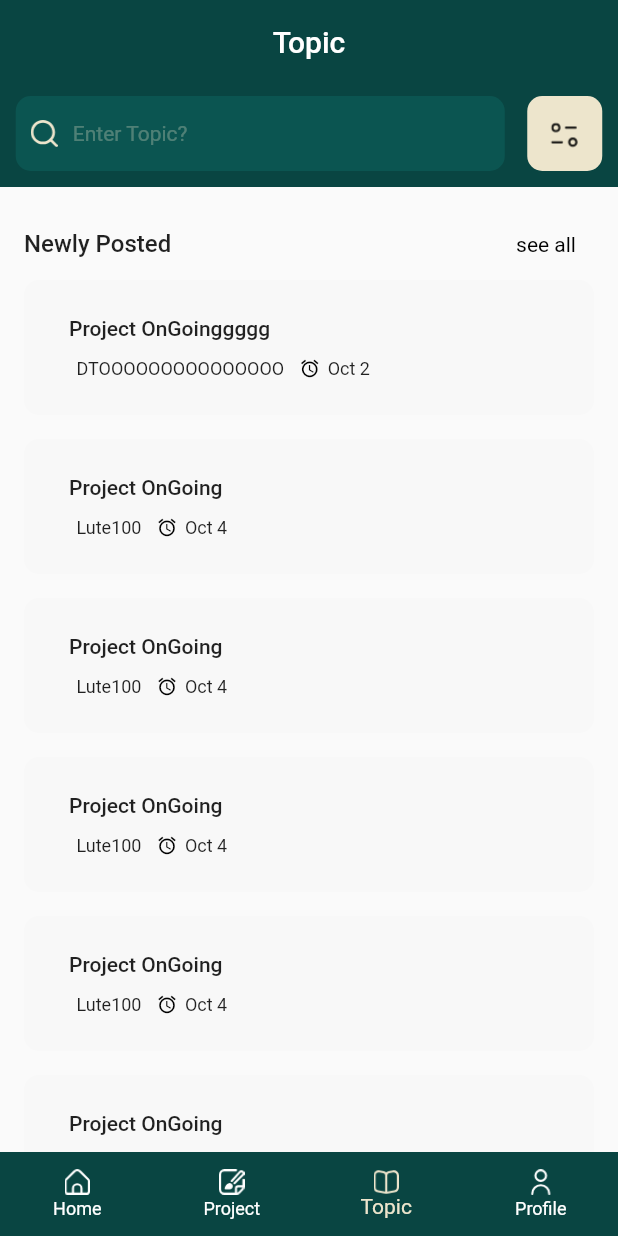
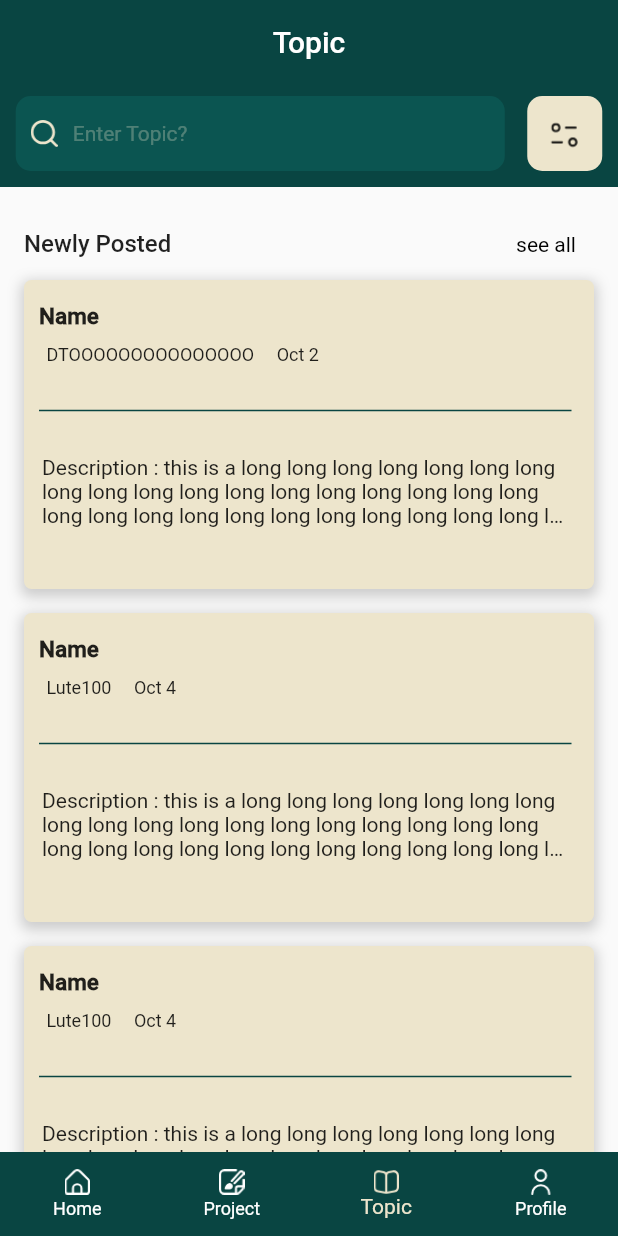
Before and after one commit to DTO-team/mobile, a Flutter app: the screen it shows after launch, item 3 of the bottom bar chosen, on a phone screen of 412 x 824 dp. Run offline on Flutter 3.47's test engine with Material 2 defaults, Android fonts, the phone set to English and light mode, and no system bars; our stand-ins replace flutter_spinkit, flutter_svg, flutter_svg_provider; missing offline and left inert: amplify_auth_cognito, amplify_flutter; network calls fail; Roboto replaces fonts that are missing (inter).

Commit message:
update topic card

```diff
--- a/lib/screen/main/topic_page.dart
+++ b/lib/screen/main/topic_page.dart
@@ -132,7 +132,6 @@ class _TopicPageState extends State<TopicPage> {
       ),
       body: ListView(
         shrinkWrap: true,
-        physics: const BouncingScrollPhysics(),
         children: [
           // Section 1 - Featured Recipe - Wrapper
           Stack(
--- /dev/null
+++ b/lib/widget/topic_page/detail_topic_card.dart
@@ -0,0 +1,14 @@
+import 'package:flutter/material.dart';
+class DetailTopicCard extends StatefulWidget {
+  const DetailTopicCard({Key? key}) : super(key: key);
+
+  @override
+  State<DetailTopicCard> createState() => _DetailTopicCardState();
+}
+
+class _DetailTopicCardState extends State<DetailTopicCard> {
+  @override
+  Widget build(BuildContext context) {
+    return Container();
+  }
+}
--- a/lib/widget/topic_page/topic_card.dart
+++ b/lib/widget/topic_page/topic_card.dart
@@ -11,64 +11,70 @@ class TopicCard extends StatelessWidget {
   @override
   Widget build(BuildContext context) {
     return GestureDetector(
-      onTap: () {},
+      onTap: () {
+      },
       child: Container(
-        height: 90,
-        padding: const EdgeInsets.all(10),
+        height: MediaQuery.of(context).size.height/4,
+        padding: EdgeInsets.fromLTRB(0, 5,5, 0),
         decoration: BoxDecoration(
-          color: AppColor.whiteSoft,
-          borderRadius: BorderRadius.circular(10),
+            boxShadow: [
+              BoxShadow(
+                color: Colors.grey.withOpacity(0.5),
+                spreadRadius: 2,
+                blurRadius: 7,
+                offset: Offset(0, 3), // changes position of shadow
               ),
-        child: Row(
-          children: [
-            // Recipe Info
-            Expanded(
+            ],
+            color: AppColor.secondary,
+            borderRadius: BorderRadius.circular(5)
+        ),
         child: Container(
-                margin: const EdgeInsets.only(left: 10),
-                padding: const EdgeInsets.symmetric(horizontal: 10),
+          margin: EdgeInsets.all(10),
           child: Column(
-                  mainAxisAlignment: MainAxisAlignment.center,
+            mainAxisAlignment: MainAxisAlignment.start,
             crossAxisAlignment: CrossAxisAlignment.start,
             children: [
               // Recipe title
+              Text(
+                'Name',
+                style: TextStyle(fontWeight: FontWeight.w700, fontSize: 15),
+              ),
+              Padding(padding: EdgeInsets.only(top: 10)),
+              Row(
+                mainAxisAlignment: MainAxisAlignment.start,
+                children: [
                   Container(
-                      margin: const EdgeInsets.only(bottom: 12),
+                    margin: EdgeInsets.only(left: 5),
                     child: Text(
-                        feed.topic,
-                        style: const TextStyle(
-                            fontWeight: FontWeight.w600, fontFamily: 'inter'),
+                      feed.team,
+                      style: TextStyle(fontSize: 12),
                     ),
                   ),
-                    // Recipe Calories and Time
-                    Row(
-                      children: [
+                  SizedBox(
+                    width: 10,
+                  ),
                   Container(
-                          margin: const EdgeInsets.only(left: 5),
+                    margin: EdgeInsets.only(left: 5),
                     child: Text(
-                            feed.team,
-                            style: const TextStyle(fontSize: 12),
+                      feed.tweetedAt,
+                      style: TextStyle(fontSize: 12),
                     ),
                   ),
-                        const SizedBox(width: 10),
-                        const Icon(
-                          Icons.alarm,
-                          size: 14,
-                          color: Colors.black,
+
+                ],
               ),
+              Divider(thickness: 1, color: AppColor.primary,height: 60,),
               Container(
-                          margin: const EdgeInsets.only(left: 5),
-                          child: Text(
-                            feed.tweetedAt,
-                            style: const TextStyle(fontSize: 12),
+                padding: EdgeInsets.fromLTRB(2, 0, 2, 2),
+                child: Center(
+                  child: Text('Description : this is a long long long long long long long long long long long long long long long long long long long long long long long long long long long long long long long long long long long long long long long long long long long long long long long long ',
+                    maxLines: 3,overflow: TextOverflow.ellipsis, textAlign: TextAlign.left,
                   ),
                 ),
+              )
+
             ],
           ),
-                  ],
-                ),
-              ),
-            ),
-          ],
         ),
       ),
     );
```
Lines whose indentation alone changed are shown as unchanged.
